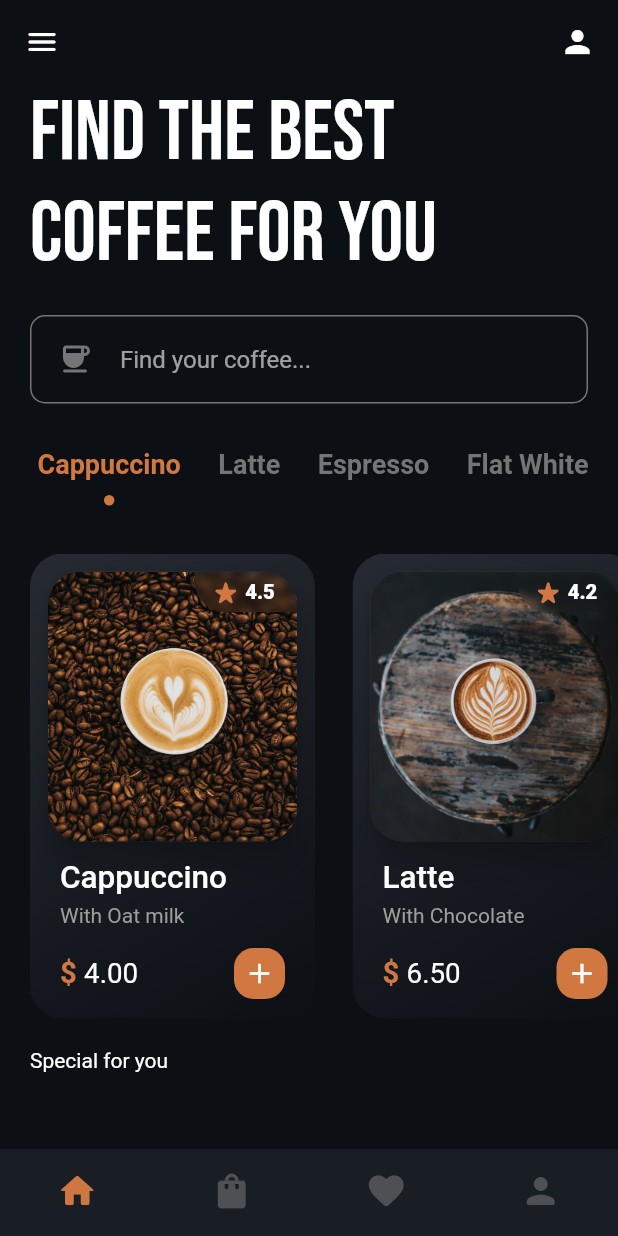
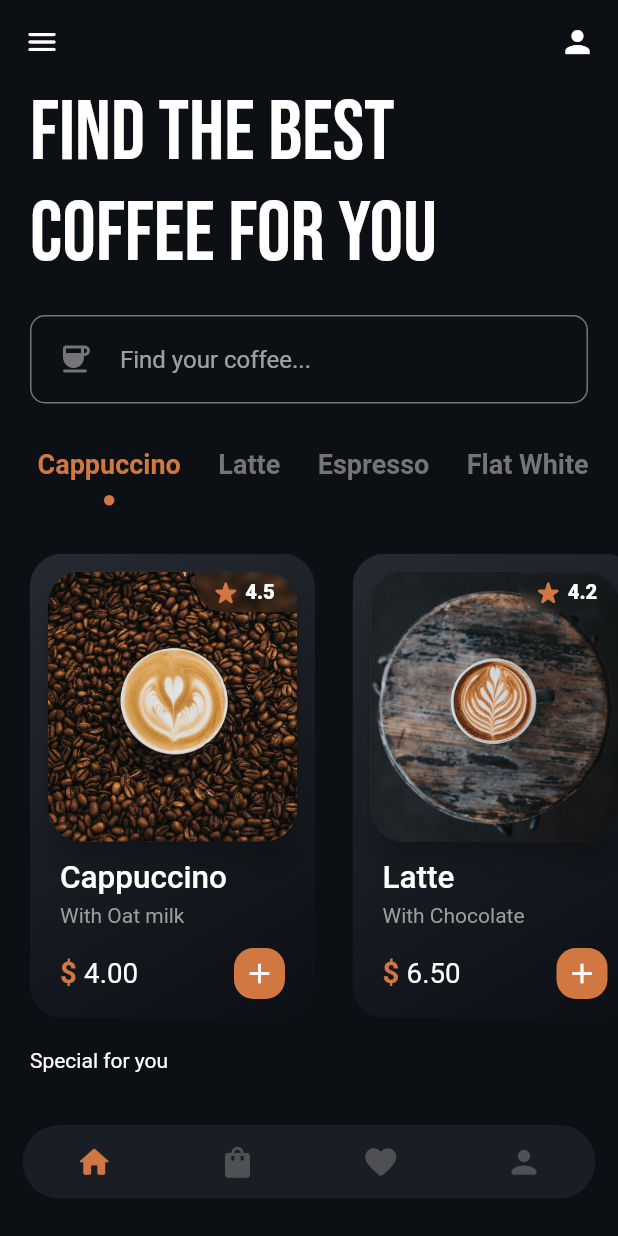
Before and after one commit to devBamidele/coffee_ui, a Flutter app: the screen it shows after launch, on a phone screen of 412 x 824 dp. Run offline on Flutter 3.47's test engine with Material 2 defaults, Android fonts, the phone set to English and light mode, and no system bars; our stand-ins replace auto_route, awesome_bottom_bar, blur, google_fonts, readmore, responsive_framework.

Commit message:
Working on the bottom app bar

```diff
--- a/lib/screens/home_page.dart
+++ b/lib/screens/home_page.dart
@@ -1,3 +1,4 @@
+import 'package:awesome_bottom_bar/awesome_bottom_bar.dart';
 import 'package:coffee_ui/data/sample_data.dart';
 import 'package:coffee_ui/utils/components/coffee_type.dart';
 import 'package:coffee_ui/utils/constants.dart';
@@ -17,6 +18,22 @@ class HomePage extends StatefulWidget {
 class _HomePageState extends State<HomePage> {
   int currentIndex = 0;
 
+  List<TabItem> items = const [
+    TabItem(
+      icon: Icons.home_rounded,
+      //title: 'Home',
+    ),
+    TabItem(
+      icon: Icons.shopping_bag_rounded,
+    ),
+    TabItem(
+      icon: Icons.favorite_rounded,
+    ),
+    TabItem(
+      icon: Icons.person_rounded,
+    ),
+  ];
+
   // User tapped on coffee types
   coffeeTypeSelected(int index) {
     setState(() {
@@ -25,21 +42,6 @@ class _HomePageState extends State<HomePage> {
       }
       coffeeTypes[index][1] = true;
     });
-  }
-
-  late FocusNode myFocusNode;
-
-  @override
-  void initState() {
-    super.initState();
-    myFocusNode = FocusNode();
-  }
-
-  @override
-  void dispose() {
-    // Clean up the focus node when the Form is disposed.
-    myFocusNode.dispose();
-    super.dispose();
   }
 
   @override
@@ -59,41 +61,10 @@ class _HomePageState extends State<HomePage> {
             ),
           ],
         ),
-        bottomNavigationBar: Theme(
-          data: Theme.of(context).copyWith(
-            canvasColor: const Color(0xff191D24),
-          ),
-          child: BottomNavigationBar(
-            type: BottomNavigationBarType.fixed,
-            onTap: (index) => setState(() => currentIndex = index),
-            currentIndex: currentIndex,
-            showSelectedLabels: false,
-            showUnselectedLabels: false,
-            selectedItemColor: const Color(0xffCF7742),
-            unselectedItemColor: const Color(0xff4E5053),
-            iconSize: 28,
-            items: const <BottomNavigationBarItem>[
-              BottomNavigationBarItem(
-                icon: Icon(Icons.home_rounded),
-                label: 'Home',
-              ),
-              BottomNavigationBarItem(
-                icon: Icon(Icons.shopping_bag_rounded),
-                label: 'Shop',
-              ),
-              BottomNavigationBarItem(
-                icon: Icon(Icons.favorite_rounded),
-                label: 'Likes',
-              ),
-              BottomNavigationBarItem(
-                icon: Icon(Icons.person_rounded),
-                label: 'Notifications',
-              ),
-            ],
-          ),
-        ),
         body: SafeArea(
-          child: ScrollConfiguration(
+          child: Stack(
+            children: [
+              ScrollConfiguration(
                 behavior: ScrollConfiguration.of(context).copyWith(
                   scrollbars: false,
                   physics: const BouncingScrollPhysics(),
@@ -117,15 +88,13 @@ class _HomePageState extends State<HomePage> {
                       Padding(
                         padding: EdgeInsets.symmetric(horizontal: pageSpacing),
                         child: TextField(
-                      focusNode: myFocusNode,
                           decoration: InputDecoration(
                             prefixIcon: Padding(
-                          padding: const EdgeInsets.only(left: 18, right: 18),
+                              padding:
+                                  const EdgeInsets.only(left: 18, right: 18),
                               child: Icon(
                                 Icons.coffee_rounded,
-                            color: myFocusNode.hasPrimaryFocus
-                                ? colorSec
-                                : borderColor,
+                                color: borderColor,
                               ),
                             ),
                             hintText: 'Find your coffee...',
@@ -185,6 +154,29 @@ class _HomePageState extends State<HomePage> {
                   ),
                 ),
               ),
+              Align(
+                alignment: Alignment.bottomCenter,
+                child: Padding(
+                  padding:
+                      const EdgeInsets.only(left: 15, right: 15, bottom: 25),
+                  child: BottomBarFloating(
+                    indexSelected: currentIndex,
+                    colorSelected: const Color(0xffCF7742),
+                    backgroundColor: const Color(0xff191D24),
+                    borderRadius: circularBorder2,
+                    items: items,
+                    iconSize: 25,
+                    paddingVertical: 20,
+                    color: const Color(0xff4E5053),
+                    onTap: (int index) => setState(() {
+                      currentIndex = index;
+                    }),
+                    animated: true,
+                  ),
+                ),
+              )
+            ],
+          ),
         ),
       ),
     );
--- a/lib/screens/second_page.dart
+++ b/lib/screens/second_page.dart
@@ -34,7 +34,7 @@ class SecondPage extends StatelessWidget {
               child: Column(
                 children: [
                   SizedBox(
-                    height: 475,
+                    height: 470,
                     child: ClipRRect(
                       // The Rectangle clipping the image
                       borderRadius: circularBorder2,
--- a/pubspec.yaml
+++ b/pubspec.yaml
@@ -39,6 +39,7 @@ dependencies:
   intl: ^0.17.0
   blur: ^3.1.0
   readmore: ^2.1.0
+  awesome_bottom_bar: ^1.2.1
   google_fonts:
 
 dev_dependencies:
```
Also changed, not shown: pubspec.lock. Lines whose indentation alone changed are shown as unchanged.
